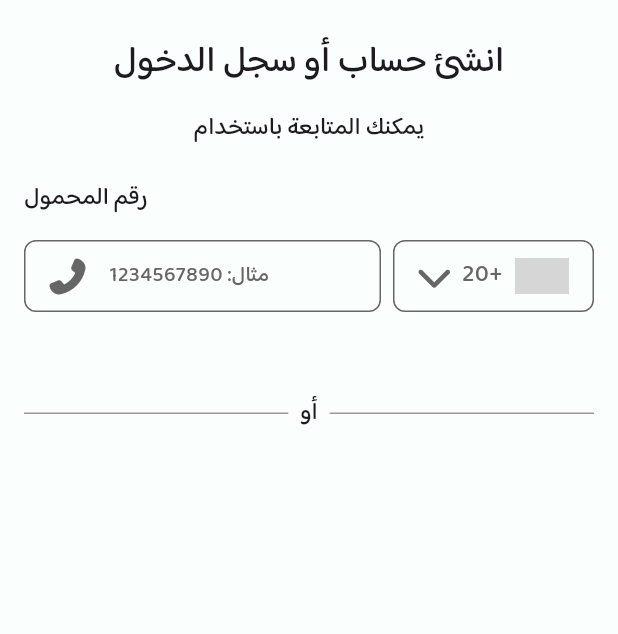
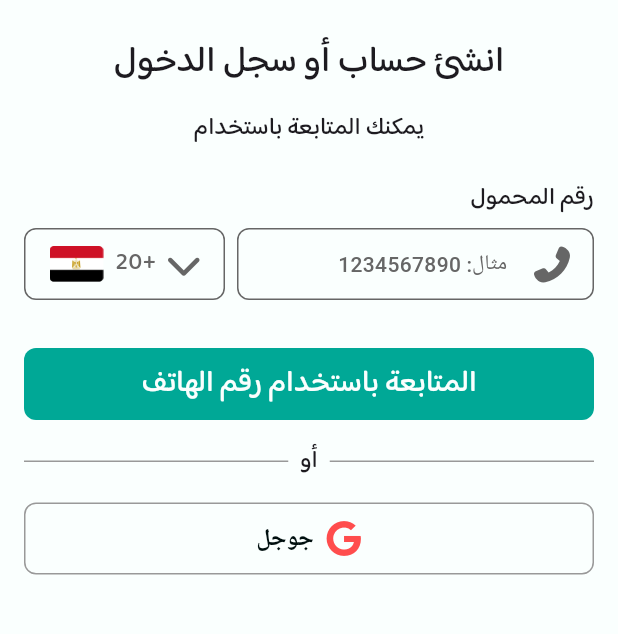
Before and after one commit to salamtak-platform/salamtak-mobile, a Flutter app: the screen it shows after launch, on a phone screen of 412 x 824 dp, the part 168-802 px from its top. Run offline on Flutter 3.47's test engine with Material 3 defaults, Android fonts, the phone set to English and light mode, and no system bars; our stand-ins replace device_preview, font_awesome_flutter; Roboto replaces fonts that are missing (Baloo Bhaijaan 2); grey boxes are pictures that could not be loaded.

Commit message:
Created input field and social button

```diff
--- a/apps/patient_app/lib/views/continue_with_phone_view.dart
+++ b/apps/patient_app/lib/views/continue_with_phone_view.dart
@@ -1,6 +1,9 @@
 import 'package:flutter/material.dart';
 import 'package:font_awesome_flutter/font_awesome_flutter.dart';
+import 'package:localization/localization.dart';
 import 'package:patient_app/app_colors.dart';
+import 'package:patient_app/components/main_button.dart';
+import 'package:patient_app/views/mobile_otp_view.dart';
 
 class ContinueWithPhoneView extends StatelessWidget {
   const ContinueWithPhoneView({super.key});
@@ -18,7 +21,9 @@ class ContinueWithPhoneView extends StatelessWidget {
           crossAxisAlignment: CrossAxisAlignment.center,
           children: [
             Image(
-              image: AssetImage("assets/images/patient_logo.png"),
+              image: AssetImage(
+                "assets/images/patient_logo.png",
+              ),
               width: 64,
               height: 56,
             ),
@@ -43,10 +48,9 @@ class ContinueWithPhoneView extends StatelessWidget {
               ),
             ),
             SizedBox(height: 24),
-
             Column(
-              crossAxisAlignment: CrossAxisAlignment.end,
-              spacing: 16,
+              crossAxisAlignment: CrossAxisAlignment.start,
+              spacing: 8,
               children: [
                 Text(
                   "رقم المحمول",
@@ -60,6 +64,48 @@ class ContinueWithPhoneView extends StatelessWidget {
                 Row(
                   spacing: 8,
                   children: [
+                    Expanded(
+                        child: TextField(
+                      decoration: InputDecoration(
+                          contentPadding: EdgeInsetsDirectional.symmetric(
+                              vertical: 0, horizontal: 0),
+                          prefixIcon: Padding(
+                            padding: const EdgeInsetsDirectional.only(
+                              start: 16,
+                              end: 14,
+                            ),
+                            child: FaIcon(
+                              FontAwesomeIcons.phoneFlip,
+                              size: 24,
+                            ),
+                          ),
+                          prefixIconColor: AppColors.naturalDarkGrey,
+                          prefixIconConstraints:
+                              const BoxConstraints(minWidth: 24, minHeight: 24),
+                          hint: Text(
+                            SharedLocalizations.of(context)!.inputPhoneHint,
+                            style: TextStyle(
+                              fontFamily: "Baloo Bhaijaan 2",
+                              fontSize: 14,
+                              fontWeight: FontWeight(500),
+                              color: AppColors.naturalDarkGrey,
+                            ),
+                          ),
+                          border: OutlineInputBorder(),
+                          enabledBorder: OutlineInputBorder(
+                            borderRadius: BorderRadius.circular(8),
+                            borderSide: BorderSide(
+                              color: AppColors.naturalDarkGrey,
+                            ),
+                          ),
+                          focusedBorder: OutlineInputBorder(
+                            borderRadius: BorderRadius.circular(8),
+                            borderSide: BorderSide(
+                              width: 2,
+                              color: AppColors.patientPrimary,
+                            ),
+                          )),
+                    )),
                     Container(
                       height: 48,
                       padding: const EdgeInsets.symmetric(horizontal: 16),
@@ -71,10 +117,10 @@ class ContinueWithPhoneView extends StatelessWidget {
                         mainAxisAlignment: MainAxisAlignment.end,
                         spacing: 8,
                         children: [
-                          Image(
-                            image: AssetImage("assets/images/egypt_flag.png"),
-                            width: 36,
-                            height: 24,
+                          FaIcon(
+                            FontAwesomeIcons.chevronDown,
+                            weight: 24,
+                            color: AppColors.naturalDarkGrey,
                           ),
                           Text(
                             "+20",
@@ -86,45 +132,13 @@ class ContinueWithPhoneView extends StatelessWidget {
                               color: AppColors.naturalDarkGrey,
                             ),
                           ),
-                          FaIcon(
-                            FontAwesomeIcons.chevronDown,
-                            weight: 24,
-                            color: AppColors.naturalDarkGrey,
+                          Image(
+                            image: AssetImage("assets/images/egypt_flag.png",
+                                package: 'ui_kit'),
+                            width: 36,
+                            height: 24,
                           ),
                         ],
-                      ),
-                    ),
-                    Expanded(
-                      child: Container(
-                        height: 48,
-                        padding: const EdgeInsets.symmetric(horizontal: 16),
-                        decoration: BoxDecoration(
-                          borderRadius: BorderRadius.circular(8),
-                          border: BoxBorder.all(
-                            color: AppColors.naturalDarkGrey,
-                          ),
-                        ),
-                        child: Row(
-                          mainAxisAlignment: MainAxisAlignment.end,
-                          spacing: 16,
-                          children: [
-                            Text(
-                              "مثال: 1234567890",
-                              style: TextStyle(
-                                package: 'ui_kit',
-                                fontFamily: "Baloo Bhaijaan 2",
-                                fontSize: 14,
-                                fontWeight: FontWeight(500),
-                                color: AppColors.naturalDarkGrey,
-                              ),
-                            ),
-                            FaIcon(
-                              FontAwesomeIcons.phoneFlip,
-                              weight: 20,
-                              color: AppColors.naturalDarkGrey,
-                            ),
-                          ],
-                        ),
                       ),
                     ),
                   ],
@@ -132,12 +146,14 @@ class ContinueWithPhoneView extends StatelessWidget {
               ],
             ),
             SizedBox(height: 32),
-            // MainButton(
-            //   title: "المتابعة باستخدام رقم الهاتف",
-            //   pushView: MobileOtpView(),
-            // ),
-            SizedBox(height: 24),
-
+            MainButton(
+              status: "primary",
+              title: "المتابعة باستخدام رقم الهاتف",
+              pushView: MobileOtpView(),
+              isLeftIcon: false,
+              isRightIcon: false,
+            ),
+            SizedBox(height: 16),
             Row(
               spacing: 8,
               children: [
@@ -158,10 +174,61 @@ class ContinueWithPhoneView extends StatelessWidget {
                 ),
               ],
             ),
-            SizedBox(height: 24),
+            SizedBox(height: 16),
+            Row(
+              children: [
+                SocialButton(
+                  platform: "google",
+                ),
+              ],
+            ),
           ],
         ),
       ),
     );
   }
 }
+
+class SocialButton extends StatelessWidget {
+  final String platform;
+
+  const SocialButton({
+    super.key,
+    required this.platform,
+  });
+
+  @override
+  Widget build(BuildContext context) {
+    return Expanded(
+      child: Container(
+        height: 48,
+        decoration: BoxDecoration(
+            borderRadius: BorderRadius.circular(8),
+            color: AppColors.naturalWhite,
+            border: BoxBorder.all(
+              color: AppColors.naturalLightGray,
+              width: 1,
+            )),
+        child: Row(
+          mainAxisAlignment: MainAxisAlignment.center,
+          spacing: 8,
+          children: [
+            FaIcon(
+              FontAwesomeIcons.google,
+              color: AppColors.alertError,
+            ),
+            Text(
+              SharedLocalizations.of(context)!.continueWithGoogleButton,
+              style: TextStyle(
+                fontFamily: "Baloo Bhaijaan 2",
+                fontSize: 16,
+                fontWeight: FontWeight(600),
+                color: AppColors.naturalBlack,
+              ),
+            ),
+          ],
+        ),
+      ),
+    );
+  }
+}
--- /dev/null
+++ b/devtools_options.yaml
@@ -0,0 +1,3 @@
+description: This file stores settings for Dart & Flutter DevTools.
+documentation: https://docs.flutter.dev/tools/devtools/extensions#configure-extension-enablement-states
+extensions:
```
Also changed, not shown: 1 other file.
